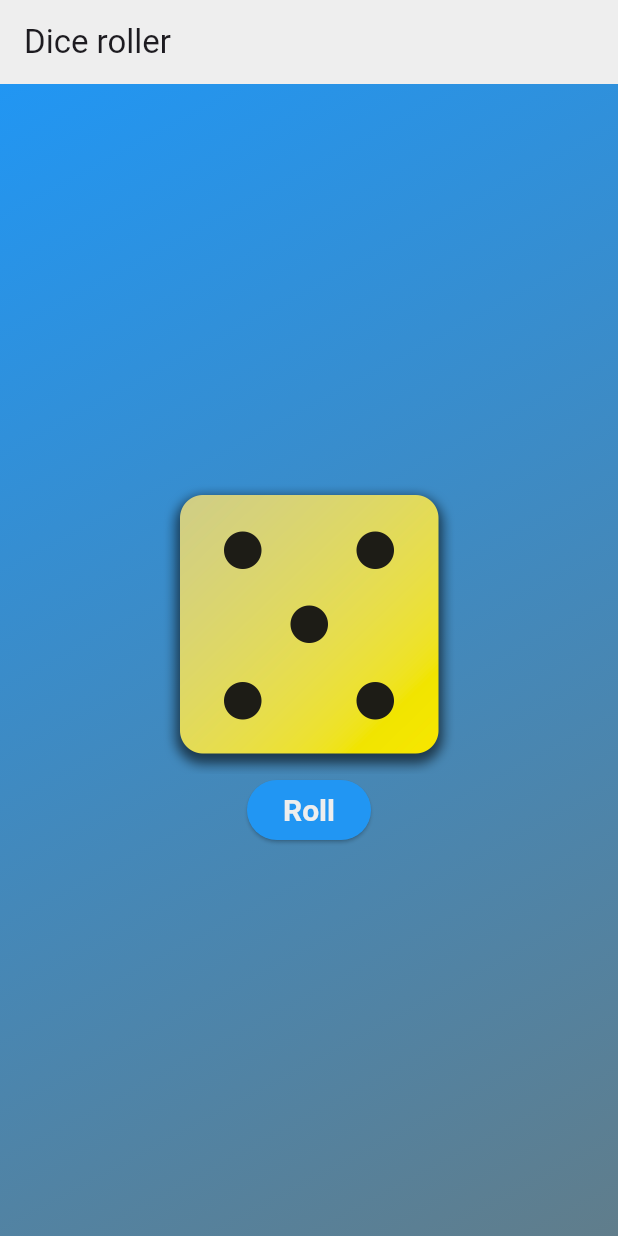
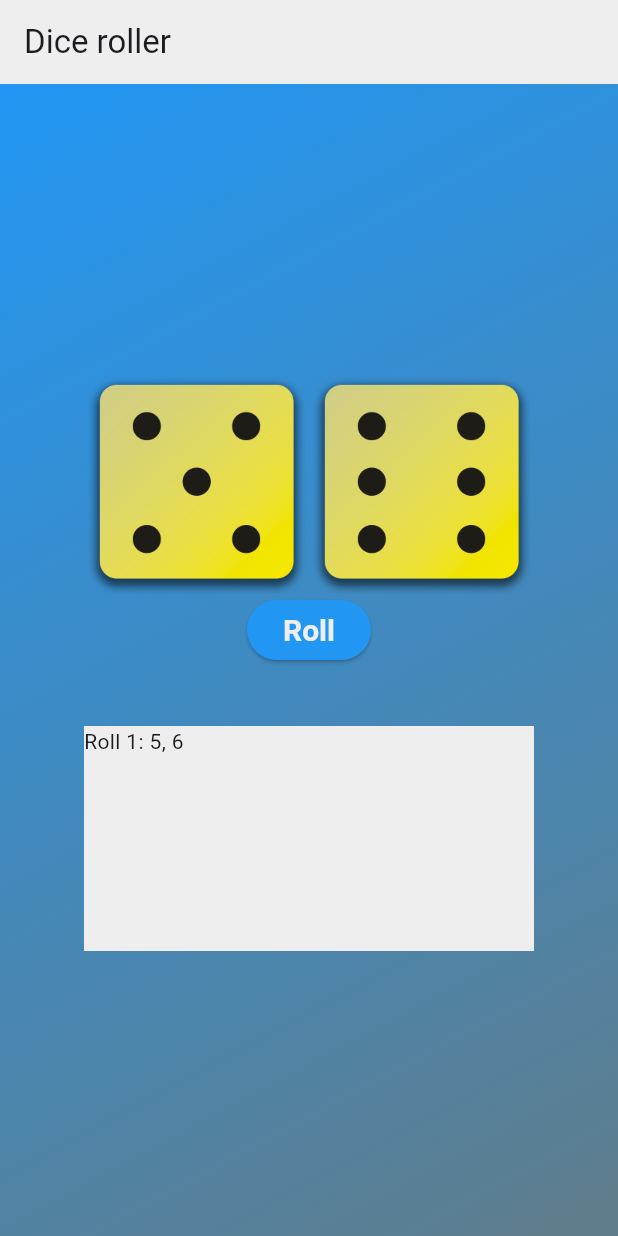
Before and after one commit to edharcourt/dice_roll_in_class, a Flutter app: the screen it shows after launch, after a tap on "Roll", on a phone screen of 412 x 824 dp. Run offline on Flutter 3.47's test engine with Material 3 defaults, Android fonts, the light colour scheme and no system bars.

Commit message:
added second die, and a stats output window

```diff
--- a/lib/dice_roller.dart
+++ b/lib/dice_roller.dart
@@ -14,15 +14,23 @@ final rng = Random();
 
 class _DiceRollerState extends State<DiceRoller> {
 
-  var currImage = 'assets/images/dice-1.png';
+  var currImage1 = 'assets/images/dice-1.png';
+  var currImage2 = 'assets/images/dice-1.png';
+
+  int counter = 0;
+  var r1 = 1;
+  var r2 = 1;
+  var output = '';
 
   void rollDice() {
-    var r = rng.nextInt(6) + 1;
+    r1 = rng.nextInt(6) + 1;
+    r2 = rng.nextInt(6) + 1;
+    counter++;
+    output += 'Roll $counter: $r1, $r2\n';
     setState(() {
-      currImage = 'assets/images/dice-$r.png';
-      log('button pressed');
+      currImage1 = 'assets/images/dice-$r1.png';
+      currImage2 = 'assets/images/dice-$r2.png';
     });
-
   }
 
   @override
@@ -30,9 +38,18 @@ class _DiceRollerState extends State<DiceRoller> {
     return Column(
       mainAxisSize: MainAxisSize.min,
       children: [
-        Image.asset(
-          currImage,
-          width: 200,
+        Row(
+          mainAxisAlignment: MainAxisAlignment.center,
+          children: [
+            Image.asset(
+              currImage1,
+              width: 150,
+            ),
+            Image.asset(
+              currImage2,
+              width: 150,
+            ),
+          ],
         ),
         ElevatedButton(
           onPressed: rollDice,
@@ -46,6 +63,16 @@ class _DiceRollerState extends State<DiceRoller> {
           ),
           child: const Text('Roll'),
         ),
+        const SizedBox(height: 40),
+        Container(
+          height: 150,
+          width: 300,
+          color: Colors.grey[200],
+          child: SingleChildScrollView(
+            scrollDirection: Axis.vertical,
+            child: Text(output)
+            ),
+        )
       ],
     );
   }
```
